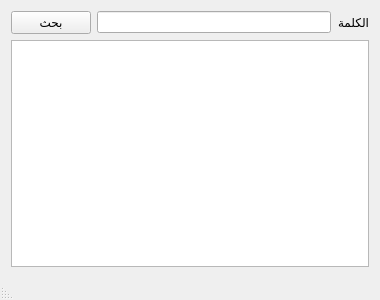
Before: the Qt Designer form symbian/dictwin.ui in mahdihijazi/kamous, drawn with Qt 5.
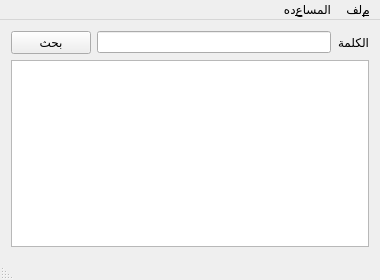
After: the same form once the commit is applied.

```diff
--- a/symbian/dictwin.ui
+++ b/symbian/dictwin.ui
@@ -2,12 +2,15 @@
 <ui version="4.0">
  <class>DictWin</class>
  <widget class="QMainWindow" name="DictWin">
+  <property name="enabled">
+   <bool>true</bool>
+  </property>
   <property name="geometry">
    <rect>
     <x>0</x>
     <y>0</y>
     <width>380</width>
-    <height>300</height>
+    <height>280</height>
    </rect>
   </property>
   <property name="sizePolicy">
@@ -24,8 +27,8 @@
   </property>
   <property name="maximumSize">
    <size>
-    <width>16767604</width>
-    <height>16769696</height>
+    <width>16777215</width>
+    <height>16777215</height>
    </size>
   </property>
   <property name="windowTitle">
@@ -41,16 +44,8 @@
    <bool>false</bool>
   </property>
   <widget class="QWidget" name="centralWidget">
-   <property name="maximumSize">
-    <size>
-     <width>16777215</width>
-     <height>16777215</height>
-    </size>
-   </property>
-   <layout class="QGridLayout" name="gridLayout_2">
+   <layout class="QGridLayout" name="gridLayout_3">
     <item row="0" column="0">
-     <layout class="QVBoxLayout" name="verticalLayout">
-      <item>
        <layout class="QGridLayout" name="gridLayout">
         <item row="0" column="2">
          <widget class="QLineEdit" name="wordTxt">
@@ -75,7 +70,7 @@
         </item>
        </layout>
       </item>
-      <item>
+    <item row="1" column="0">
        <widget class="QListWidget" name="listWidget">
         <property name="font">
          <font>
@@ -92,8 +87,30 @@
        </widget>
       </item>
      </layout>
-    </item>
-   </layout>
+  </widget>
+  <widget class="QMenuBar" name="menuBar">
+   <property name="geometry">
+    <rect>
+     <x>0</x>
+     <y>0</y>
+     <width>380</width>
+     <height>21</height>
+    </rect>
+   </property>
+   <widget class="QMenu" name="menuHello">
+    <property name="title">
+     <string>&amp;ملف</string>
+    </property>
+    <addaction name="actionExit"/>
+   </widget>
+   <widget class="QMenu" name="menu">
+    <property name="title">
+     <string>المسا&amp;عده</string>
+    </property>
+    <addaction name="action"/>
+   </widget>
+   <addaction name="menuHello"/>
+   <addaction name="menu"/>
   </widget>
   <widget class="QStatusBar" name="statusBar"/>
   <action name="actionExit">
```
Left out of the diff: 14 changed lines with no effect on the pictures. Lines whose indentation alone changed are shown as unchanged.
